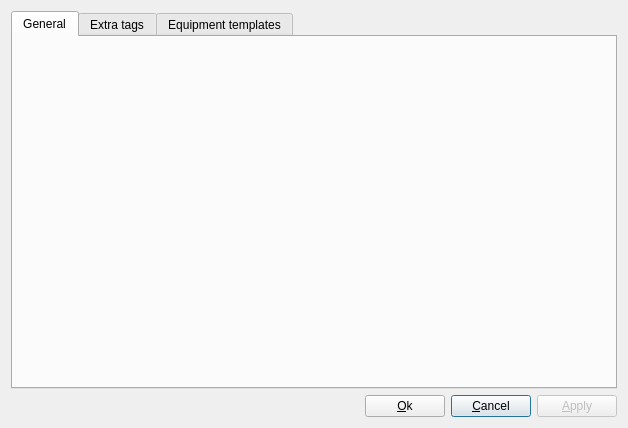
Before: the Qt Designer form analogexifoptions.ui in cgilles/digikam-analogexif, drawn with Qt 5.
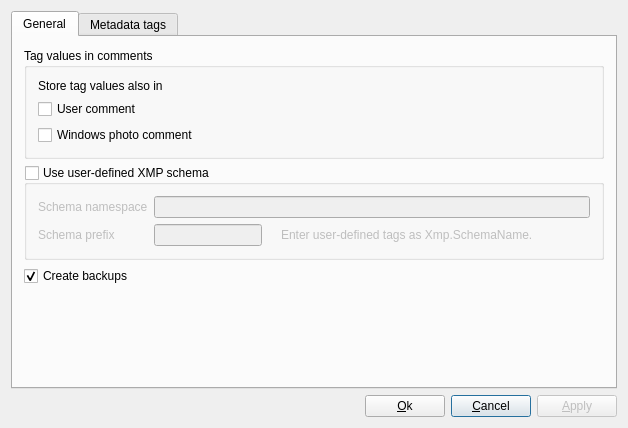
After: the same form once the commit is applied. Icons and pictures are not drawn. Custom widgets are drawn as their Qt base class.

Patch:
```diff
--- a/analogexifoptions.ui
+++ b/analogexifoptions.ui
@@ -27,22 +27,17 @@
       <attribute name="title">
        <string>General</string>
       </attribute>
-     </widget>
-     <widget class="QWidget" name="tab">
-      <attribute name="title">
-       <string>Extra tags</string>
-      </attribute>
-      <layout class="QVBoxLayout" name="verticalLayout_4">
+      <layout class="QVBoxLayout" name="verticalLayout_6">
        <item>
-        <widget class="QGroupBox" name="groupBox">
+        <widget class="QGroupBox" name="groupBox_2">
          <property name="title">
-          <string>Storage</string>
+          <string>Tag values in comments</string>
          </property>
          <layout class="QVBoxLayout" name="verticalLayout_3">
           <item>
-           <widget class="QLabel" name="label">
+           <widget class="QLabel" name="label_2">
             <property name="text">
-             <string>Store and search for extra tags in:</string>
+             <string>Store tag values also in</string>
             </property>
            </widget>
           </item>
@@ -73,7 +68,126 @@
         </widget>
        </item>
        <item>
-        <spacer name="verticalSpacer">
+        <widget class="QGroupBox" name="userNsGBox">
+         <property name="title">
+          <string>Use user-defined XMP schema</string>
+         </property>
+         <property name="checkable">
+          <bool>true</bool>
+         </property>
+         <property name="checked">
+          <bool>false</bool>
+         </property>
+         <layout class="QGridLayout" name="gridLayout">
+          <item row="0" column="0">
+           <widget class="QLabel" name="label_3">
+            <property name="sizePolicy">
+             <sizepolicy hsizetype="Fixed" vsizetype="Preferred">
+              <horstretch>0</horstretch>
+              <verstretch>0</verstretch>
+             </sizepolicy>
+            </property>
+            <property name="text">
+             <string>Schema namespace</string>
+            </property>
+           </widget>
+          </item>
+          <item row="0" column="1" colspan="2">
+           <widget class="QLineEdit" name="userNsEdit">
+            <property name="sizePolicy">
+             <sizepolicy hsizetype="Preferred" vsizetype="Fixed">
+              <horstretch>0</horstretch>
+              <verstretch>0</verstretch>
+             </sizepolicy>
+            </property>
+            <property name="toolTip">
+             <string>XMP schema namespace URI (e.g. http://purl.org/dc/elements/1.1/)</string>
+            </property>
+           </widget>
+          </item>
+          <item row="1" column="0">
+           <widget class="QLabel" name="label_4">
+            <property name="sizePolicy">
+             <sizepolicy hsizetype="Fixed" vsizetype="Preferred">
+              <horstretch>0</horstretch>
+              <verstretch>0</verstretch>
+             </sizepolicy>
+            </property>
+            <property name="text">
+             <string>Schema prefix</string>
+            </property>
+           </widget>
+          </item>
+          <item row="1" column="1">
+           <widget class="QLineEdit" name="userNsPrefix">
+            <property name="sizePolicy">
+             <sizepolicy hsizetype="Fixed" vsizetype="Fixed">
+              <horstretch>0</horstretch>
+              <verstretch>0</verstretch>
+             </sizepolicy>
+            </property>
+            <property name="toolTip">
+             <string>Schema prefix</string>
+            </property>
+           </widget>
+          </item>
+          <item row="1" column="2">
+           <layout class="QHBoxLayout" name="horizontalLayout_5">
+            <property name="spacing">
+             <number>6</number>
+            </property>
+            <property name="sizeConstraint">
+             <enum>QLayout::SetMaximumSize</enum>
+            </property>
+            <item>
+             <widget class="QLabel" name="userNsLabel1">
+              <property name="sizePolicy">
+               <sizepolicy hsizetype="Fixed" vsizetype="Preferred">
+                <horstretch>0</horstretch>
+                <verstretch>0</verstretch>
+               </sizepolicy>
+              </property>
+              <property name="text">
+               <string/>
+              </property>
+              <property name="pixmap">
+               <pixmap resource="analogexif.qrc">:/images/icons/information.png</pixmap>
+              </property>
+             </widget>
+            </item>
+            <item>
+             <widget class="QLabel" name="userNsLabel2">
+              <property name="sizePolicy">
+               <sizepolicy hsizetype="Preferred" vsizetype="Preferred">
+                <horstretch>0</horstretch>
+                <verstretch>0</verstretch>
+               </sizepolicy>
+              </property>
+              <property name="text">
+               <string>Enter user-defined tags as Xmp.SchemaName.&lt;Tag Name&gt;</string>
+              </property>
+             </widget>
+            </item>
+           </layout>
+          </item>
+         </layout>
+        </widget>
+       </item>
+       <item>
+        <widget class="QCheckBox" name="createBkpCbox">
+         <property name="toolTip">
+          <string>Create file backups before modification</string>
+         </property>
+         <property name="text">
+          <string>Create backups</string>
+         </property>
+         <property name="checked">
+          <bool>true</bool>
+         </property>
+        </widget>
+       </item>
+       <item>
+        <spacer name="verticalSpacer_2">
          <property name="orientation">
           <enum>Qt::Vertical</enum>
          </property>
@@ -89,7 +203,7 @@
      </widget>
      <widget class="QWidget" name="tab_2">
       <attribute name="title">
-       <string>Equipment templates</string>
+       <string>Metadata tags</string>
       </attribute>
       <layout class="QVBoxLayout" name="verticalLayout_2">
        <item>
@@ -246,6 +360,13 @@
   </action>
  </widget>
  <layoutdefault spacing="6" margin="11"/>
+ <customwidgets>
+  <customwidget>
+   <class>OptGearTemplateView</class>
+   <extends>QTableView</extends>
+   <header>optgeartemplateview.h</header>
+  </customwidget>
+ </customwidgets>
  <tabstops>
   <tabstop>tabWidget</tabstop>
   <tabstop>okButton</tabstop>
```
Left out of the diff: 125 changed lines with no effect on the pictures.
